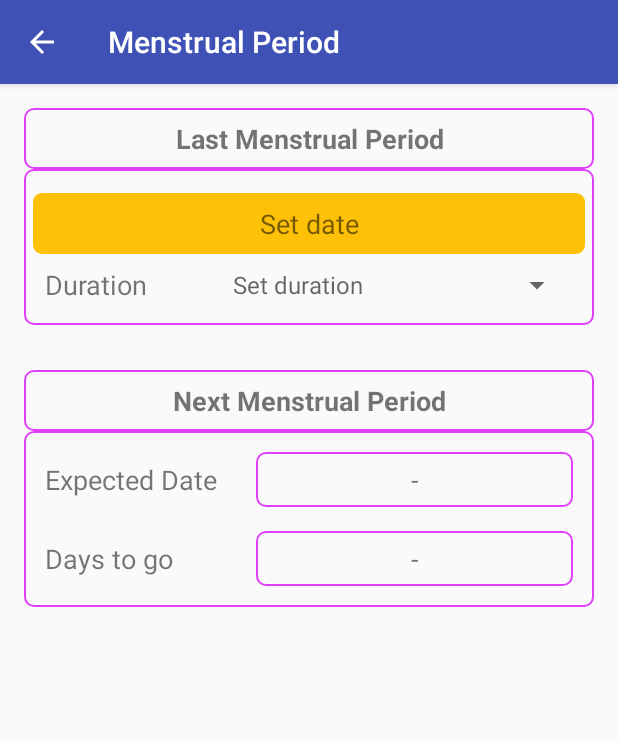
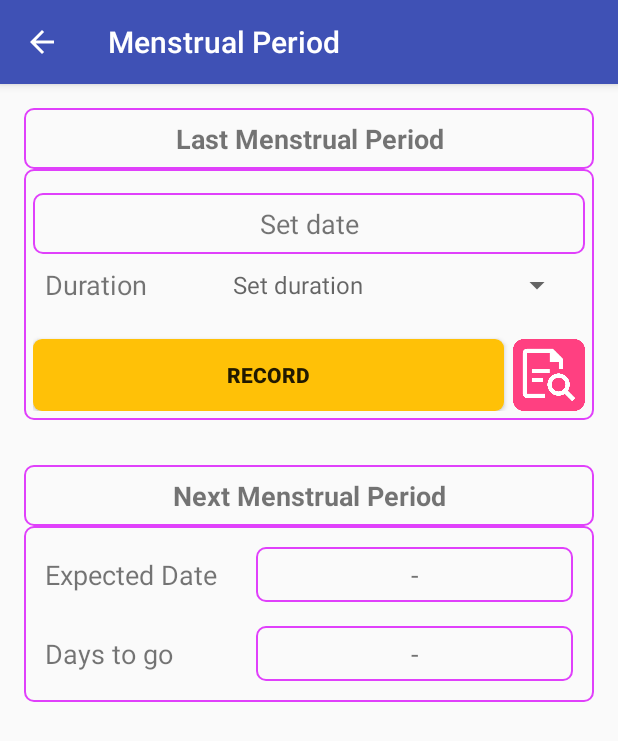
Before and after one commit to agensdev/WomansHealth, an Android app: the PeriodActivity screen opened directly, with no data from a screen before it, on a phone screen of 412 x 824 dp. Shown: the top 741 px of the screen. Run offline under Robolectric (Android 15) with nearby library versions, the light colour scheme and no system bars.

Commit message:
Modify period date style

```diff
--- a/app/src/main/res/layout/activity_period.xml
+++ b/app/src/main/res/layout/activity_period.xml
@@ -30,7 +30,7 @@
                 android:layout_width="match_parent"
                 android:layout_height="match_parent"
                 android:layout_marginTop="10dp"
-                android:background="@drawable/button_yellow_style"
+                android:background="@drawable/border_style_fuchsia"
                 android:gravity="center_horizontal"
                 android:onClick="showDatePickerDialog"
                 android:paddingBottom="8dp"
@@ -61,6 +61,33 @@
                     android:layout_height="match_parent"
                     android:layout_weight="2"
                     android:gravity="center" />
+            </LinearLayout>
+            <LinearLayout
+                android:layout_width="match_parent"
+                android:layout_height="wrap_content"
+                android:orientation="horizontal">
+
+                <Button
+                    android:id="@+id/record_period_button"
+                    android:layout_width="0dp"
+                    android:layout_height="wrap_content"
+                    android:layout_weight="4"
+                    android:layout_marginTop="15dp"
+                    android:text="@string/record"
+                    android:textStyle="bold"
+                    android:background="@drawable/button_yellow_style"
+                    android:onClick="recordPeriod"/>
+
+                <ImageButton
+                    android:layout_width="54dp"
+                    android:layout_height="54dp"
+                    android:paddingTop="6dp"
+                    android:paddingLeft="6dp"
+                    android:background="@android:color/transparent"
+                    android:scaleType="centerCrop"
+                    android:layout_gravity="bottom"
+                    android:src="@drawable/data"
+                    android:onClick="showPeriodRecords"/>
             </LinearLayout>
         </LinearLayout>
 
```
